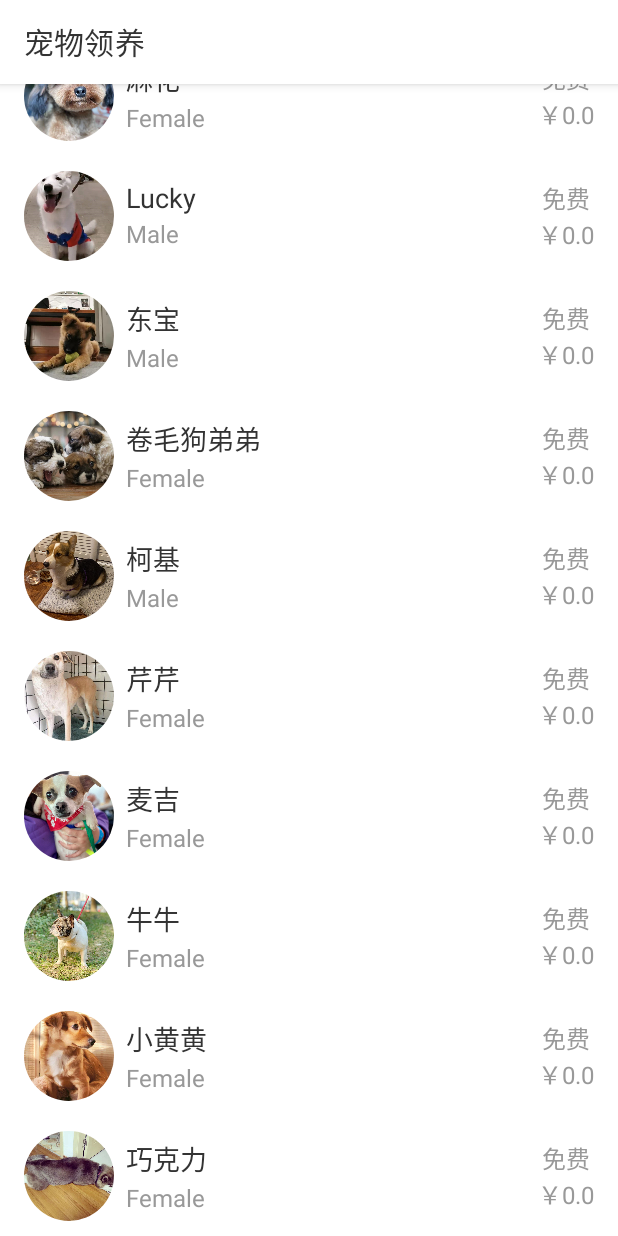
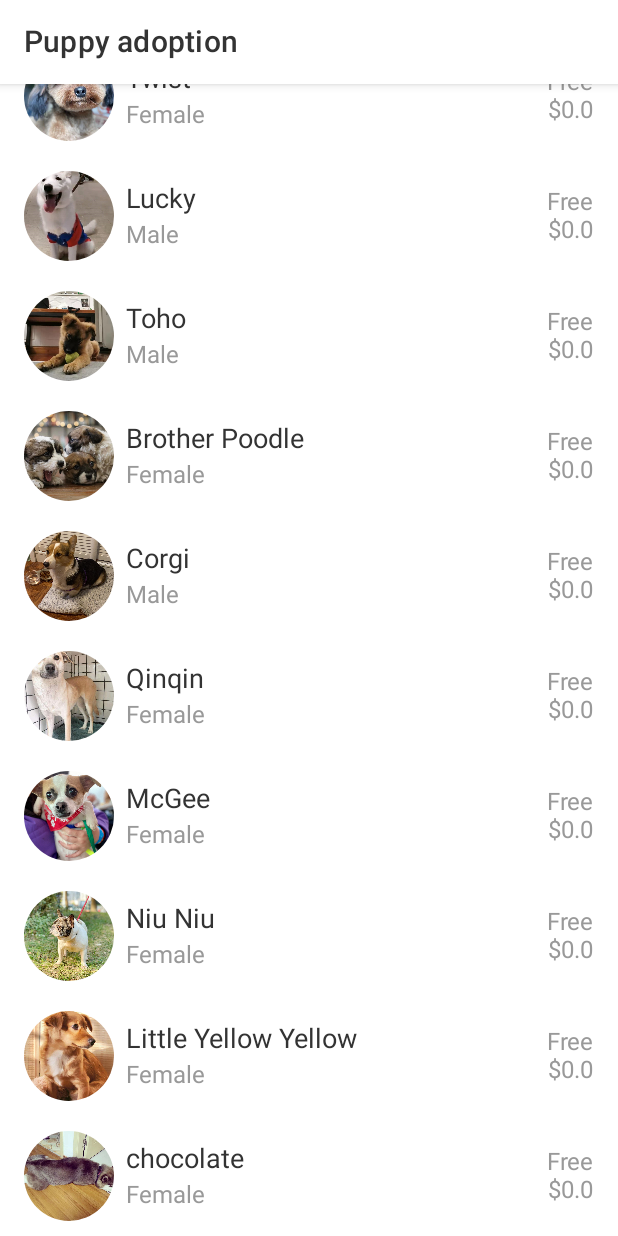
Before and after one commit to mofada/ComposePuppyAdoption, an Android app built with Jetpack Compose: the screen it shows after launch (MainActivity), scrolled down 192 dp, on a phone screen of 412 x 824 dp. Run offline under Robolectric (Android 15) with nearby library versions, the phone set to English and light mode, and no system bars.

Commit message:
change language to english

```diff
--- a/app/src/main/java/com/example/androiddevchallenge/DataViewModel.kt
+++ b/app/src/main/java/com/example/androiddevchallenge/DataViewModel.kt
@@ -9,37 +9,36 @@ class DataViewModel : ViewModel() {
     val puppies by mutableStateOf(
         listOf(
             Puppy(
-                "发财",
+                "Get rich",
                 0f,
                 "Female",
-                "小狗",
+                "puppy",
                 R.drawable.d66928,
-                "要求领养人全家爱狗，请领养人慎重考虑，无论遇到什么问题包括结婚生孩子搬家等理由，能不能做到善始善终不离不弃，学生党勿扰非诚勿扰领养前取得家人的同意。不离不弃，有病就医，不虐待，不买卖。按时打疫苗。工作稳定，有一定经济基础。\n" +
-                        "\n" +
-                        "救助于菜市场一个垃圾桶附近，特别胆小害怕，躲在垃圾桶架子下面，救助人每天给它送吃的喝的，才慢慢出来，也很难接近，终于有一天发财它开始信任救助人，而被成功救助，救助人给发财做了驱虫疫苗节育手术，狗狗属于铁包金毛色，身上毛发黝黑锃亮，性格特别温顺聪明亲人，不爱叫， 寻找有缘人给它一个家\uD83D\uDE4F \uD83D\uDE4F \uD83D\uDE4F",
-                "九江/浔阳区",
+                "The whole family of adopters is required to love dogs. Please consider carefully whether the adopters will be able to stay the same from beginning to end, no matter what problems they encounter, including marriage, childbirth and relocation, the student party should not disturb, if you are the one, obtain the consent of the family before adoption. Never give up, seek medical treatment if you are sick, do not abuse, do not buy or sell. Get the vaccine on time. Work is stable and has a certain economic foundation.\n" +
+                        "Rescue near a trash can in the vegetable market. She was very timid and scared. She hid under the trash can shelf. The rescuer gave her food and drink every day. It slowly came out. It was also difficult to approach. Finally one day she became rich and began to trust her. He was successfully rescued. The rescuer gave Fa Cai a deworming vaccination and birth control operation. The dog is of iron-clad golden color, has dark and shiny hair, and has a particularly docile personality. A smart family member does not like to bark. Looking for someone to give him a home.\uD83D\uDE4F \uD83D\uDE4F \uD83D\uDE4F",
+                "Jiujiang/Xunyang District",
                 "66928",
                 true, 0f
             ),
             Puppy(
-                "麻花",
+                "Twist",
                 0f,
                 "Female",
-                "小狗",
+                "puppy",
                 R.drawable.d66927,
-                "偶遇小麻花在外面流浪，觅食垃圾裹腹，随身带的狗粮喂食救助，特别聪明粘人，希望给它找到一个不离不弃善始善终的好主人，给它一个家，不再居无定所流浪甚至被人虐杀",
-                "九江/浔阳区",
+                "Occasionally encounter the small twist wandering outside, foraging for garbage to wrap his belly, carrying dog food to help him, he is very clever and clingy, and I hope to find a good owner who will never leave the beginning and end, give him a home, and no longer be insecure. The wandering and even being tortured and killed",
+                "Jiujiang/Xunyang District",
                 "66927",
                 true, 0f
             ),
             Puppy(
-                "麻花",
+                "Twist",
                 0f,
                 "Female",
-                "小狗",
+                "puppy",
                 R.drawable.d66919,
-                "在康王中路捡到一只走丢狗女，耳朵干净，没有皮肤病，健康，已驱虫打疫苗，性格爱粘人懂事，有兴趣的朋友希望做好无论什么情况下都对她不离不弃并一直悉心照顾的心理准备，家人同意并不是一时冲动才领养，不虐待，不买卖。",
-                "广州/荔湾区",
+                "I found a dog girl on Kangwang Middle Road. She has clean ears, no skin disease, healthy, dewormed and vaccinated, and her personality is clingy and sensible. Friends who are interested hope to be inseparable to her under any circumstances. Abandoning the psychological preparation of taking care of it all the time, the family agrees that it is not adopted impulsively, not to abuse, not to buy or sell.",
+                "Guangzhou/Liwan District",
                 "66919",
                 true, 0f
             ),
@@ -47,100 +46,99 @@ class DataViewModel : ViewModel() {
                 "Lucky",
                 0f,
                 "Male",
-                "小狗",
+                "puppy",
                 R.drawable.d66915,
-                "上海地区领养，拒绝合租。",
-                "上海/黄浦区",
+                "Adopted in Shanghai, refused to share.",
+                "Shanghai/Huangpu District",
                 "66915",
                 true, 0f
             ),
             Puppy(
-                "东宝",
+                "Toho",
                 0f,
                 "Male",
-                "小狗",
+                "puppy",
                 R.drawable.d66912,
-                "上海地区领养，接受合租。",
-                "上海/黄浦区",
+                "Adopted in Shanghai area and accept co-renting.",
+                "Shanghai/Huangpu District",
                 "66912",
                 true, 0f
             ),
             Puppy(
-                "卷毛狗弟弟",
+                "Brother Poodle",
                 0.5f,
                 "Female",
-                "卷毛狗",
+                "Poodle",
                 R.drawable.d66910,
-                "认真找家，1.12日出生的小狗子，三只妹妹已被领养，剩下最帅的开脸卷毛弟弟，性格温顺害羞超级友好，见到陌生猫猫狗狗一边颤颤巍巍一边狂甩尾巴去舔人家～领养代替买卖盆友们！只要真心养，已驱虫洗澡上门认真找家，1.12日出生的小狗子，三只妹妹已被领养，剩下最帅的开脸卷毛弟弟，性格温顺害羞超级友好，见到陌生猫猫狗狗一边颤颤巍巍一边狂甩尾巴去舔人家～领养代替买卖盆友们！只要真心养，包送疫苗驱虫做了检查非常健康\uD83D\uDC36\uD83D\uDC97 \uD83D\uDC36\uD83D\uDC97\n" +
-                        "\n" +
-                        "放一张小时候萌照",
-                "北京/北京",
+                "Seriously looking for a home. Coyotito was born on 1.12. The three younger sisters have been adopted. The most handsome open-faced curly-haired brother is left. He is docile, shy and super friendly. Seeing strange cats and dogs, they are shaking their tails while trembling. Go to lick people ~ adopt instead of buying and selling pot friends! As long as you really raise it, you have been dewormed and took a bath to find a home carefully. The three sisters of the Coyote born on 1.12 have been adopted, and the most handsome open-faced curly brother is left, and has a docile personality. Shy and super friendly. Seeing strange cats and dogs shaking their tails and licking others~ Adopted instead of buying and selling pot friends! As long as you really raise them, the vaccine and deworming check are very healthy\uD83D\uDC36\uD83D \uDC97 \uD83D\uDC36\uD83D\uDC97\n" +
+                        "Put a cute photo of childhood",
+                "Beijing/Beijing",
                 "66910",
                 true, 0f
             ),
             Puppy(
-                "柯基",
+                "Corgi",
                 0.5f,
                 "Male",
-                "柯基",
+                "Corgi",
                 R.drawable.d66911,
-                "流浪柯基，带回来检查过没什么问题，就是胆子比较小，没精力养找个好人家",
-                "杭州/杭州",
+                "Wandering Corgi, I brought it back for inspection and there was no problem, but I was less courageous and didn't have the energy to find a good person",
+                "Hangzhou/Hangzhou",
                 "66911",
                 true, 0f
             ),
             Puppy(
-                "芹芹",
+                "Qinqin",
                 0f,
                 "Female",
-                "小狗",
+                "puppy",
                 R.drawable.d66908,
-                "遗弃救助",
-                "上海/浦东新区",
+                "Abandoned Rescue",
+                "Shanghai Pudong New Area",
                 "66908",
                 true, 0f
             ),
             Puppy(
-                "麦吉",
+                "McGee",
                 0f,
                 "Female",
-                "小狗",
+                "puppy",
                 R.drawable.d66903,
-                "繁殖犬救助的小可怜，上海地区免费领养",
-                "上海/浦东新区",
+                "The poor little dog rescued by breeding dogs, free adoption in Shanghai",
+                "Shanghai Pudong New Area",
                 "66903",
                 true, 0f
             ),
             Puppy(
-                "牛牛",
+                "Niu Niu",
                 0f,
                 "Female",
-                "小狗",
+                "puppy",
                 R.drawable.d66904,
-                "这个狗狗可能是发情期走失的，然后还吃了几天牢饭，正好遇到一个朋友的狗狗走失，她去派出所找狗的时候看到了它，就把它救出来了，现在已经做好了绝育，妹妹，性格非常好，在宝山宠物店寄养，有意向领养它的朋友可以去宠物店里看看它，谢谢",
-                "上海/浦东新区",
+                "This dog may have been lost during estrus, and after a few days of prison meals, she happened to encounter a friend's dog who had gone missing. She saw it when she went to the police station to look for the dog, so she was rescued. She has been sterilized. My sister has a very good personality. She is fostered in a pet shop in Baoshan. Friends who intend to adopt her can go to the pet shop to see it. Thank you",
+                "Shanghai Pudong New Area",
                 "66904",
                 true, 0f
             ),
             Puppy(
-                "小黄黄",
+                "Little Yellow Yellow",
                 0.5f,
                 "Female",
-                "小狗",
+                "puppy",
                 R.drawable.d66901,
-                "小黄黄是个聪明机敏毛娃，非常粘人，乖巧可爱。今年夏天我们救助了一个怀孕狗妈妈，刚救助送到医院，就生产了六只狗娃。这个小黄黄性格随他妈妈，非常乖，很漂亮，毛发光亮，健康。小黄黄快快半岁了，它很惹人喜爱。您愿意给他一个温暖的家么？只限北京或燕郊领养。",
-                "北京/通州区",
+                "Little Huanghuang is a clever and clever baby, very clingy, well-behaved and cute. This summer we rescued a pregnant dog mother, and just delivered to the hospital, we gave birth to six baby dogs. This little yellow and yellow character follows his mother, Very well-behaved, very beautiful, shiny hair and healthy. Xiao Huang Huang is almost half a year old, it is very cute. Would you like to give him a warm home? Only for adoption in Beijing or Yanjiao.",
+                "Beijing/Tongzhou District",
                 "66901",
                 true, 0f
             ),
             Puppy(
-                "巧克力",
+                "chocolate",
                 0f,
                 "Female",
-                "小狗",
+                "puppy",
                 R.drawable.d66896,
-                "工作有变动，经常出差，无法陪伴，免费领养",
-                "上海/闵行区",
+                "Work changes, frequent business trips, no company, free adoption",
+                "Shanghai/Minhang District",
                 "66896",
                 true, 0f
             ),
--- a/app/src/main/java/com/example/androiddevchallenge/ui/HomePage.kt
+++ b/app/src/main/java/com/example/androiddevchallenge/ui/HomePage.kt
@@ -32,7 +32,12 @@ fun HomePage(navigateTo: (Screen) -> Unit) {
     MyTheme {
         Scaffold(
             topBar = {
-                TopAppBar(title = { Text(text = "宠物领养", color = MaterialTheme.colors.onPrimary) })
+                TopAppBar(title = {
+                    Text(
+                        text = "Puppy adoption",
+                        color = MaterialTheme.colors.onPrimary
+                    )
+                })
             }
         ) {
             LazyColumn(Modifier.fillMaxSize()) {
@@ -71,12 +76,12 @@ fun PuppyList(puppy: Puppy, onItemClick: (puppy: Puppy) -> Unit) {
             horizontalAlignment = Alignment.CenterHorizontally
         ) {
             Text(
-                text = if (puppy.isFree) "免费" else "收费",
+                text = if (puppy.isFree) "Free" else "Toll",
                 fontSize = 16.sp,
                 color = MaterialTheme.colors.onSecondary
             )
             Text(
-                text = "￥${puppy.money}",
+                text = "$${puppy.money}",
                 fontSize = 16.sp,
                 color = MaterialTheme.colors.onSecondary
             )
@@ -88,13 +93,14 @@ fun PuppyList(puppy: Puppy, onItemClick: (puppy: Puppy) -> Unit) {
 @Composable
 fun PreviewPuppyList() {
     val puppy = Puppy(
-        "麻花",
+        "Get rich",
         0f,
         "Female",
-        "小狗",
-        R.drawable.d66927,
-        "偶遇小麻花在外面流浪，觅食垃圾裹腹，随身带的狗粮喂食救助，特别聪明粘人，希望给它找到一个不离不弃善始善终的好主人，给它一个家，不再居无定所流浪甚至被人虐杀",
-        "九江/浔阳区",
+        "puppy",
+        R.drawable.d66928,
+        "The whole family of adopters is required to love dogs. Please consider carefully whether the adopters will be able to stay the same from beginning to end, no matter what problems they encounter, including marriage, childbirth and relocation, the student party should not disturb, if you are the one, obtain the consent of the family before adoption. Never give up, seek medical treatment if you are sick, do not abuse, do not buy or sell. Get the vaccine on time. Work is stable and has a certain economic foundation.\n" +
+                "Rescue near a trash can in the vegetable market. She was very timid and scared. She hid under the trash can shelf. The rescuer gave her food and drink every day. It slowly came out. It was also difficult to approach. Finally one day she became rich and began to trust her. He was successfully rescued. The rescuer gave Fa Cai a deworming vaccination and birth control operation. The dog is of iron-clad golden color, has dark and shiny hair, and has a particularly docile personality. A smart family member does not like to bark. Looking for someone to give him a home.\uD83D\uDE4F \uD83D\uDE4F \uD83D\uDE4F",
+        "Jiujiang/Xunyang District",
         "66928",
         true, 0f
     )
@@ -105,13 +111,14 @@ fun PreviewPuppyList() {
 @Composable
 fun PreviewPuppyListDark() {
     val puppy = Puppy(
-        "麻花",
+        "Get rich",
         0f,
         "Female",
-        "小狗",
-        R.drawable.d66927,
-        "偶遇小麻花在外面流浪，觅食垃圾裹腹，随身带的狗粮喂食救助，特别聪明粘人，希望给它找到一个不离不弃善始善终的好主人，给它一个家，不再居无定所流浪甚至被人虐杀",
-        "九江/浔阳区",
+        "puppy",
+        R.drawable.d66928,
+        "The whole family of adopters is required to love dogs. Please consider carefully whether the adopters will be able to stay the same from beginning to end, no matter what problems they encounter, including marriage, childbirth and relocation, the student party should not disturb, if you are the one, obtain the consent of the family before adoption. Never give up, seek medical treatment if you are sick, do not abuse, do not buy or sell. Get the vaccine on time. Work is stable and has a certain economic foundation.\n" +
+                "Rescue near a trash can in the vegetable market. She was very timid and scared. She hid under the trash can shelf. The rescuer gave her food and drink every day. It slowly came out. It was also difficult to approach. Finally one day she became rich and began to trust her. He was successfully rescued. The rescuer gave Fa Cai a deworming vaccination and birth control operation. The dog is of iron-clad golden color, has dark and shiny hair, and has a particularly docile personality. A smart family member does not like to bark. Looking for someone to give him a home.\uD83D\uDE4F \uD83D\uDE4F \uD83D\uDE4F",
+        "Jiujiang/Xunyang District",
         "66928",
         true, 0f
     )
```
Also changed, not shown: app/src/main/java/com/example/androiddevchallenge/ui/DetailPage.kt (+21 -19 lines).
